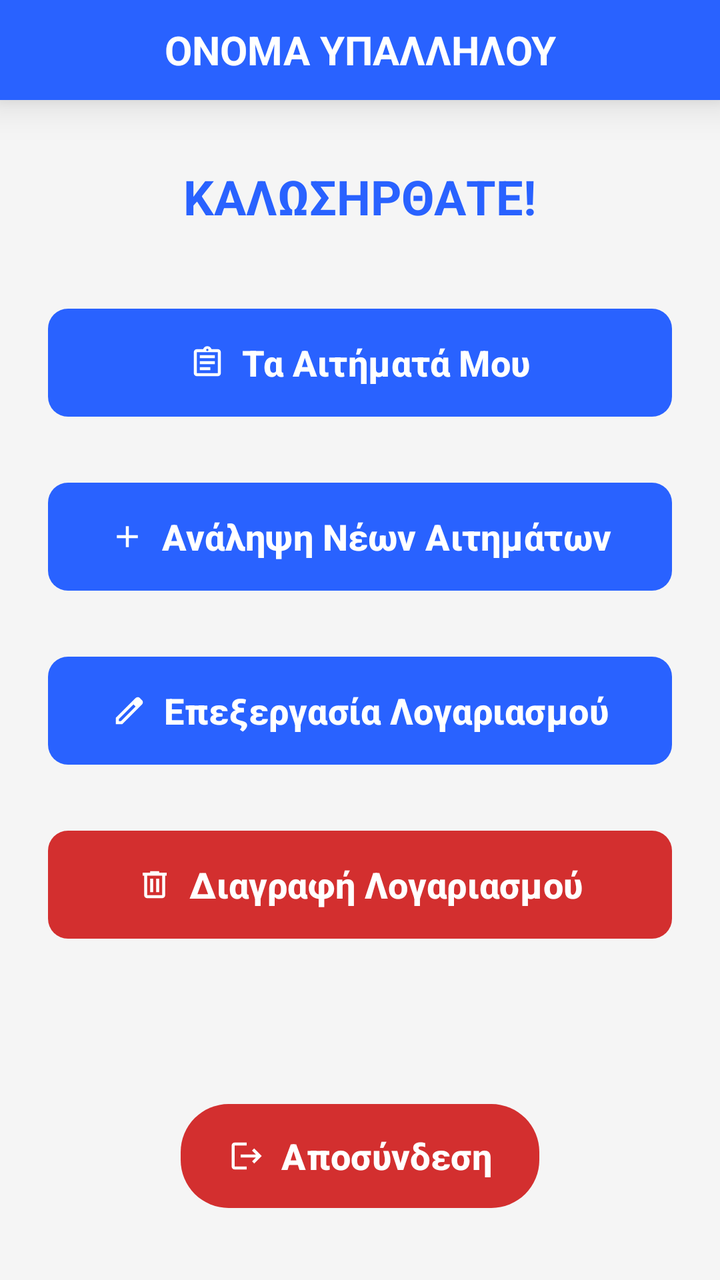
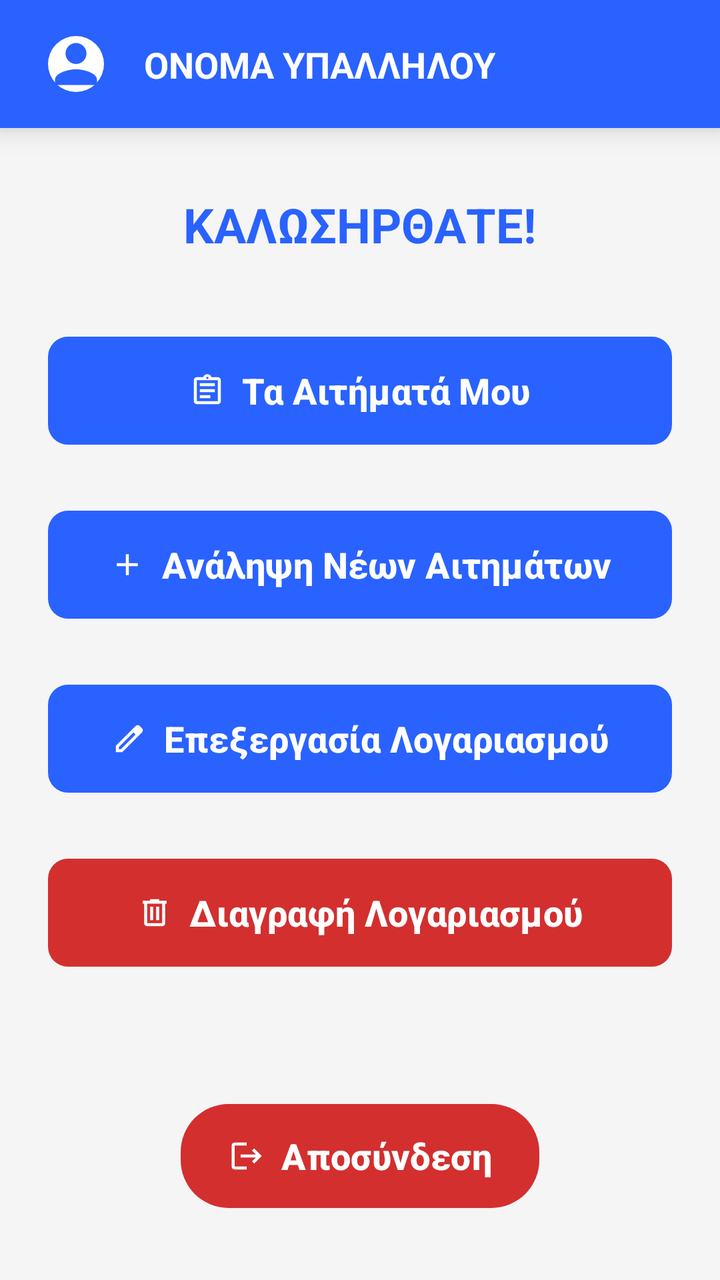

Screens rendered from an Android XML layout before and after an edit, with the pre-edit source and the edit as a unified diff.
<!-- AndroidManifest.xml: application theme Theme.Team21 -->
<!-- res/layout/activity_update_catalogue_employee_menu.xml -->
<?xml version="1.0" encoding="utf-8"?>
<androidx.constraintlayout.widget.ConstraintLayout xmlns:android="http://schemas.android.com/apk/res/android"
    xmlns:app="http://schemas.android.com/apk/res-auto"
    xmlns:tools="http://schemas.android.com/tools"
    android:id="@+id/UpdateCatalogueEmployeeMenu"
    android:layout_width="match_parent"
    android:layout_height="match_parent"
    android:background="?android:attr/windowBackground"
    tools:context=".view.employee.updateCatalogueEmployee.updateCatalogueEmployeeMenu.UpdateCatalogueEmployeeMenuActivity">

    <TextView
        android:id="@+id/txtUptCatEmpMenuName"
        android:layout_width="0dp"
        android:layout_height="50dp"
        android:background="?attr/colorPrimary"
        android:elevation="12dp"
        android:gravity="center"
        android:text="ΟΝΟΜΑ ΥΠΑΛΛΗΛΟΥ"
        android:textColor="?attr/colorOnPrimary"
        android:textSize="20sp"
        android:textStyle="bold"
        app:layout_constraintEnd_toEndOf="parent"
        app:layout_constraintStart_toStartOf="parent"
        app:layout_constraintTop_toTopOf="parent" />

    <TextView
        android:id="@+id/txtUptCatEmpMenuWelcomeMessage"
        android:layout_width="wrap_content"
        android:layout_height="wrap_content"
        android:layout_marginTop="32dp"
        android:text="ΚΑΛΩΣΗΡΘΑΤΕ!"
        android:textColor="?attr/colorPrimary"
        android:textSize="24sp"
        android:textStyle="bold"
        app:layout_constraintEnd_toEndOf="parent"
        app:layout_constraintStart_toStartOf="parent"
        app:layout_constraintTop_toBottomOf="@+id/txtUptCatEmpMenuName" />

    <com.google.android.material.button.MaterialButton
        android:id="@+id/btnUptCatEmpMenuAssignedRequests"
        android:layout_width="0dp"
        android:layout_height="62dp"
        android:layout_marginHorizontal="24dp"
        android:layout_marginTop="36dp"
        app:backgroundTint="?attr/colorPrimary"
        android:text="Τα Αιτήματά Μου"
        android:textColor="?attr/colorOnPrimary"
        android:textSize="18sp"
        android:textStyle="bold"
        app:icon="@drawable/ic_assignment"
        app:iconTint="?attr/colorOnPrimary"
        app:iconGravity="textStart"
        app:cornerRadius="10dp"
        app:layout_constraintEnd_toEndOf="parent"
        app:layout_constraintStart_toStartOf="parent"
        app:layout_constraintTop_toBottomOf="@+id/txtUptCatEmpMenuWelcomeMessage" />

    <com.google.android.material.button.MaterialButton
        android:id="@+id/btnUptCatEmpMenuAssignNewRequest"
        android:layout_width="0dp"
        android:layout_height="62dp"
        android:layout_marginHorizontal="24dp"
        android:layout_marginTop="25dp"
        app:backgroundTint="?attr/colorPrimary"
        android:text="Ανάληψη Νέων Αιτημάτων"
        android:textColor="?attr/colorOnPrimary"
        android:textSize="18sp"
        android:textStyle="bold"
        app:icon="@drawable/ic_add"
        app:iconTint="?attr/colorOnPrimary"
        app:iconGravity="textStart"
        app:cornerRadius="10dp"
        app:layout_constraintEnd_toEndOf="parent"
        app:layout_constraintStart_toStartOf="parent"
        app:layout_constraintTop_toBottomOf="@+id/btnUptCatEmpMenuAssignedRequests" />

    <com.google.android.material.button.MaterialButton
        android:id="@+id/btnUptCatEmpMenuProcessAccount"
        android:layout_width="0dp"
        android:layout_height="62dp"
        android:layout_marginHorizontal="24dp"
        android:layout_marginTop="25dp"
        app:backgroundTint="?attr/colorPrimary"
        android:text="Επεξεργασία Λογαριασμού"
        android:textColor="?attr/colorOnPrimary"
        android:textSize="18sp"
        android:textStyle="bold"
        app:icon="@drawable/ic_edit"
        app:iconTint="?attr/colorOnPrimary"
        app:iconGravity="textStart"
        app:cornerRadius="10dp"
        app:layout_constraintEnd_toEndOf="parent"
        app:layout_constraintStart_toStartOf="parent"
        app:layout_constraintTop_toBottomOf="@+id/btnUptCatEmpMenuAssignNewRequest" />

    <com.google.android.material.button.MaterialButton
        android:id="@+id/btnUptCatEmpMenuDeleteAccount"
        android:layout_width="0dp"
        android:layout_height="62dp"
        android:layout_marginHorizontal="24dp"
        android:layout_marginTop="25dp"
        app:backgroundTint="?attr/colorError"
        android:text="Διαγραφή Λογαριασμού"
        android:textColor="?attr/colorOnPrimary"
        android:textSize="18sp"
        android:textStyle="bold"
        app:icon="@drawable/ic_delete"
        app:iconTint="?attr/colorOnPrimary"
        app:iconGravity="textStart"
        app:cornerRadius="10dp"
        app:layout_constraintEnd_toEndOf="parent"
        app:layout_constraintStart_toStartOf="parent"
        app:layout_constraintTop_toBottomOf="@+id/btnUptCatEmpMenuProcessAccount" />

    <com.google.android.material.button.MaterialButton
        android:id="@+id/btnUptCatEmpMenuLogout"
        android:layout_width="wrap_content"
        android:layout_height="60dp"
        android:layout_marginBottom="32dp"
        app:backgroundTint="?attr/colorError"
        android:text="Αποσύνδεση"
        android:textColor="?attr/colorOnPrimary"
        android:textSize="18sp"
        android:textStyle="bold"
        app:icon="@drawable/ic_logout"
        app:iconTint="?attr/colorOnPrimary"
        app:iconGravity="textStart"
        app:cornerRadius="24dp"
        app:layout_constraintBottom_toBottomOf="parent"
        app:layout_constraintEnd_toEndOf="parent"
        app:layout_constraintStart_toStartOf="parent" />

</androidx.constraintlayout.widget.ConstraintLayout>
<!-- resources referenced by this layout -->
<resources>
  <!-- drawable ic_add (drawable) -->
  <vector xmlns:android="http://schemas.android.com/apk/res/android"
      android:width="24dp"
      android:height="24dp"
      android:viewportWidth="960"
      android:viewportHeight="960"
      android:tint="?attr/colorControlNormal">
    <path
        android:fillColor="@android:color/white"
        android:pathData="M440,520L200,520L200,440L440,440L440,200L520,200L520,440L760,440L760,520L520,520L520,760L440,760L440,520Z"/>
  </vector>
  <!-- drawable ic_delete (drawable) -->
  <vector xmlns:android="http://schemas.android.com/apk/res/android"
      android:width="24dp"
      android:height="24dp"
      android:viewportWidth="960"
      android:viewportHeight="960"
      android:tint="?attr/colorControlNormal">
    <path
        android:fillColor="@android:color/white"
        android:pathData="M280,840Q247,840 223.5,816.5Q200,793 200,760L200,240L160,240L160,160L360,160L360,120L600,120L600,160L800,160L800,240L760,240L760,760Q760,793 736.5,816.5Q713,840 680,840L280,840ZM680,240L280,240L280,760Q280,760 280,760Q280,760 280,760L680,760Q680,760 680,760Q680,760 680,760L680,240ZM360,680L440,680L440,320L360,320L360,680ZM520,680L600,680L600,320L520,320L520,680ZM280,240L280,240L280,760Q280,760 280,760Q280,760 280,760L280,760Q280,760 280,760Q280,760 280,760L280,240Z"/>
  </vector>
  <!-- drawable ic_edit (drawable) -->
  <vector xmlns:android="http://schemas.android.com/apk/res/android"
      android:width="24dp"
      android:height="24dp"
      android:viewportWidth="960"
      android:viewportHeight="960"
      android:tint="?attr/colorControlNormal">
    <path
        android:fillColor="@android:color/white"
        android:pathData="M200,760L257,760L648,369L591,312L200,703L200,760ZM120,840L120,670L648,143Q660,132 674.5,126Q689,120 705,120Q721,120 736,126Q751,132 762,144L817,200Q829,211 834.5,226Q840,241 840,256Q840,272 834.5,286.5Q829,301 817,313L290,840L120,840ZM760,256L760,256L704,200L704,200L760,256ZM619,341L591,312L591,312L648,369L648,369L619,341Z"/>
  </vector>
  <!-- drawable ic_logout (drawable) -->
  <vector xmlns:android="http://schemas.android.com/apk/res/android" android:autoMirrored="true" android:height="24dp" android:tint="#F8F5F5" android:viewportHeight="24" android:viewportWidth="24" android:width="24dp">
        
      <path android:fillColor="@android:color/white" android:pathData="M17,7l-1.41,1.41L18.17,11H8v2h10.17l-2.58,2.58L17,17l5,-5zM4,5h8V3H4c-1.1,0 -2,0.9 -2,2v14c0,1.1 0.9,2 2,2h8v-2H4V5z"/>
      
  </vector>
  <style name="Theme.Team21" parent="Base.Theme.Team21" />
  <color name="bg_light">#F5F5F5</color>
  <color name="card_light">#FFFFFF</color>
  <color name="input_bg_light">#EBEBEB</color>
  <color name="text_dark">#212121</color>
  <color name="text_muted_light">#757575</color>
  <color name="white">#FFFFFFFF</color>
  <color name="eshop_primary">#2962FF</color>
  <color name="eshop_accent">#FF6D00</color>
  <color name="error_red_light">#D32F2F</color>
  <color name="filter_active_light">#2962FF</color>
  <color name="filter_bg_unselected_light">#E0E0E0</color>
  <color name="teal_menu_light">#009688</color>
  <!-- unchanged entries left out for length: 2 -->
</resources>

<!-- the commit's change to res/layout/activity_update_catalogue_employee_menu.xml (unified diff, before → after) -->
@@ -8,20 +8,45 @@
     android:background="?android:attr/windowBackground"
     tools:context=".view.employee.updateCatalogueEmployee.updateCatalogueEmployeeMenu.UpdateCatalogueEmployeeMenuActivity">
 
-    <TextView
-        android:id="@+id/txtUptCatEmpMenuName"
-        android:layout_width="0dp"
-        android:layout_height="50dp"
+    
+    <androidx.constraintlayout.widget.ConstraintLayout
+        android:id="@+id/headerContainer"
+        android:layout_width="match_parent"
+        android:layout_height="64dp"
         android:background="?attr/colorPrimary"
-        android:elevation="12dp"
-        android:gravity="center"
-        android:text="ΟΝΟΜΑ ΥΠΑΛΛΗΛΟΥ"
-        android:textColor="?attr/colorOnPrimary"
-        android:textSize="20sp"
-        android:textStyle="bold"
-        app:layout_constraintEnd_toEndOf="parent"
-        app:layout_constraintStart_toStartOf="parent"
-        app:layout_constraintTop_toTopOf="parent" />
+        android:elevation="8dp"
+        app:layout_constraintTop_toTopOf="parent">
+
+        <com.google.android.material.imageview.ShapeableImageView
+            android:id="@+id/imgUserProfile"
+            android:layout_width="44dp"
+            android:layout_height="44dp"
+            android:layout_marginStart="16dp"
+            android:background="?attr/colorSurface"
+            android:padding="8dp"
+            android:scaleType="centerCrop"
+            android:src="@drawable/ic_person"
+            app:shapeAppearanceOverlay="@style/CircleImage"
+            app:tint="?attr/colorPrimary"
+            app:layout_constraintBottom_toBottomOf="parent"
+            app:layout_constraintStart_toStartOf="parent"
+            app:layout_constraintTop_toTopOf="parent" />
+
+        <TextView
+            android:id="@+id/txtUptCatEmpMenuName"
+            android:layout_width="0dp"
+            android:layout_height="wrap_content"
+            android:layout_marginStart="12dp"
+            android:layout_marginEnd="16dp"
+            android:text="ΟΝΟΜΑ ΥΠΑΛΛΗΛΟΥ"
+            android:textColor="?attr/colorOnPrimary"
+            android:textSize="18sp"
+            android:textStyle="bold"
+            app:layout_constraintBottom_toBottomOf="parent"
+            app:layout_constraintEnd_toEndOf="parent"
+            app:layout_constraintStart_toEndOf="@+id/imgUserProfile"
+            app:layout_constraintTop_toTopOf="parent" />
+    </androidx.constraintlayout.widget.ConstraintLayout>
 
     <TextView
         android:id="@+id/txtUptCatEmpMenuWelcomeMessage"
@@ -34,7 +59,7 @@
         android:textStyle="bold"
         app:layout_constraintEnd_toEndOf="parent"
         app:layout_constraintStart_toStartOf="parent"
-        app:layout_constraintTop_toBottomOf="@+id/txtUptCatEmpMenuName" />
+        app:layout_constraintTop_toBottomOf="@+id/headerContainer" />
 
     <com.google.android.material.button.MaterialButton
         android:id="@+id/btnUptCatEmpMenuAssignedRequests"
<!-- resource entries referenced after the edit -->
@@ -39,6 +39,20 @@
       <path android:fillColor="@android:color/white" android:pathData="M17,7l-1.41,1.41L18.17,11H8v2h10.17l-2.58,2.58L17,17l5,-5zM4,5h8V3H4c-1.1,0 -2,0.9 -2,2v14c0,1.1 0.9,2 2,2h8v-2H4V5z"/>
       
   </vector>
+  <!-- drawable ic_person (drawable) -->
+  <vector xmlns:android="http://schemas.android.com/apk/res/android"
+      android:width="24dp"
+      android:height="24dp"
+      android:viewportWidth="1024"
+      android:viewportHeight="1024">
+    <path
+        android:fillColor="#555555"
+        android:pathData="M512,512c105.6,0 192,-86.4 192,-192s-86.4,-192 -192,-192 -192,86.4 -192,192S406.4,512 512,512zM512,608c-127.2,0 -384,64.8 -384,192l0,96 768,0 0,-96C896,672.8 639.2,608 512,608z"/>
+  </vector>
+  <style name="CircleImage">
+          <item name="cornerFamily">rounded</item>
+          <item name="cornerSize">50%</item>
+      </style>
   <style name="Theme.Team21" parent="Base.Theme.Team21" />
   <color name="bg_light">#F5F5F5</color>
   <color name="card_light">#FFFFFF</color>
